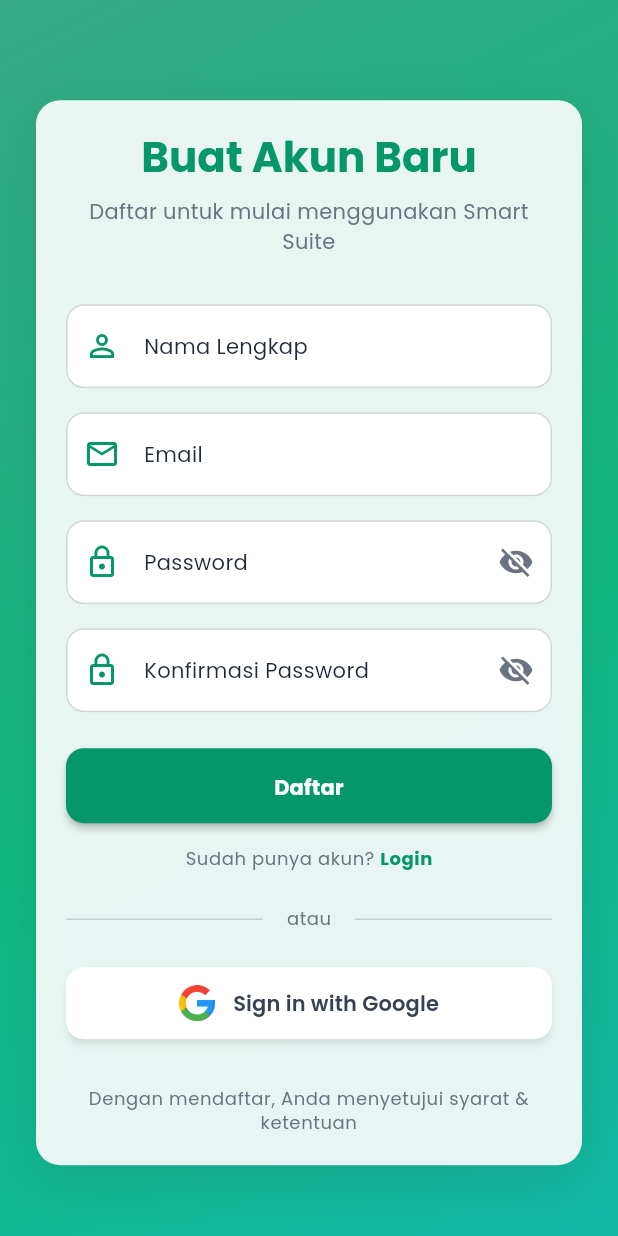
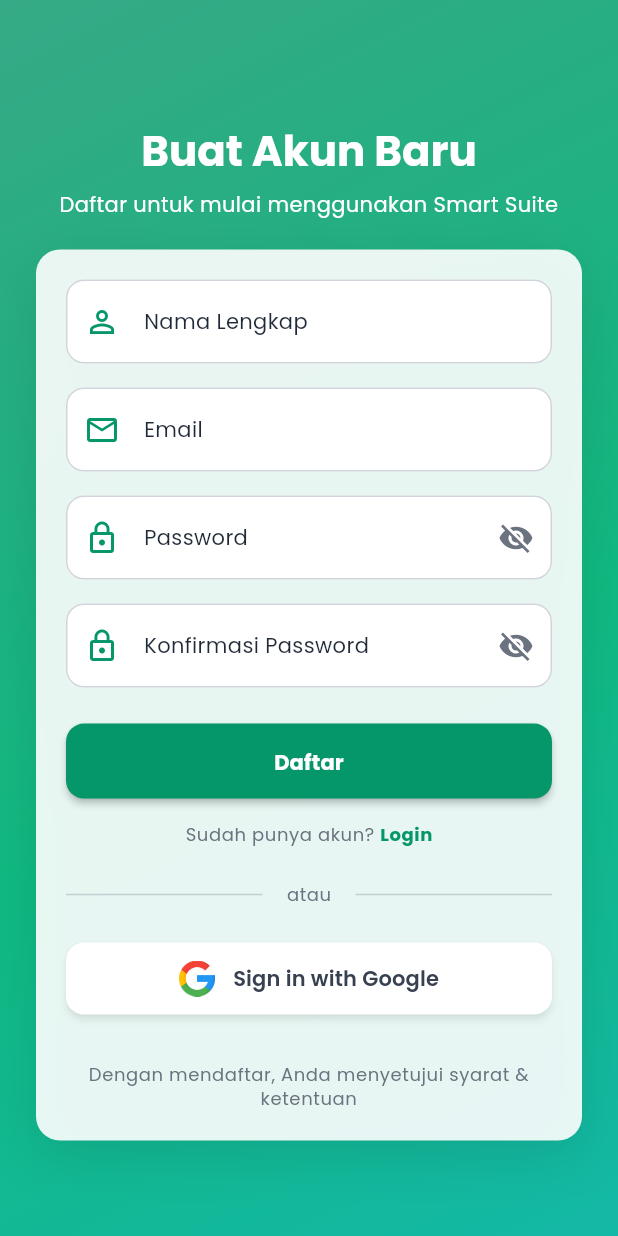
Before and after one commit to Ramadhan1710/gen-surat, a Flutter app: the screen it shows after launch, after a tap on "Login", after a tap on "Daftar", on a phone screen of 412 x 824 dp. Run offline on Flutter 3.47's test engine with Material 3 defaults, Android fonts, the phone set to English and light mode, and no system bars; our stand-ins replace dio, flutter_dotenv, flutter_local_notifications, get, google_fonts, google_sign_in and 7 more; missing offline and left inert: flutter_inappwebview; accounts and stored records are empty; statements that could not run were skipped.

Commit message:
feat(auth): refactor login and register pages for improved structure and readability

```diff
--- a/lib/presentation/pages/auth/login_page.dart
+++ b/lib/presentation/pages/auth/login_page.dart
@@ -76,7 +76,18 @@ class _LoginPageState extends State<LoginPage>
         children: [
           AuthBackground(isDark: isDark),
 
-          SafeArea(
+          _buildContent(isDark, context, authViewModel),
+        ],
+      ),
+    );
+  }
+
+  Widget _buildContent(
+    bool isDark,
+    BuildContext context,
+    AuthViewModel authViewModel,
+  ) {
+    return SafeArea(
       child: Center(
         child: SingleChildScrollView(
           padding: const EdgeInsets.symmetric(horizontal: 24.0),
@@ -89,31 +100,9 @@ class _LoginPageState extends State<LoginPage>
                 children: [
                   AuthLogo(isDark: isDark),
                   const SizedBox(height: 10),
-                        Text(
-                          'Smart Suite',
-                          style: AppTextStyles.headlineLarge.copyWith(
-                            color:
-                                isDark
-                                    ? AppColors.darkOnSurface
-                                    : AppColors.lightOnPrimary,
-                            fontWeight: FontWeight.bold,
-                          ),
-                        ),
+                  _buildTitleApp(isDark),
 
-                        Text(
-                          'Generate surat dengan mudah',
-                          textAlign: TextAlign.center,
-                          style: AppTextStyles.bodyLarge.copyWith(
-                            color:
-                                isDark
-                                    ? AppColors.darkOnSurface.withValues(
-                                      alpha: 0.7,
-                                    )
-                                    : AppColors.lightOnPrimary.withValues(
-                                      alpha: 0.8,
-                                    ),
-                          ),
-                        ),
+                  _buildDescriptionLogin(isDark),
 
                   const SizedBox(height: 20),
 
@@ -124,8 +113,28 @@ class _LoginPageState extends State<LoginPage>
           ),
         ),
       ),
+    );
+  }
+
+  Text _buildDescriptionLogin(bool isDark) {
+    return Text(
+      'Masuk untuk melanjutkan ke Smart Suite',
+      textAlign: TextAlign.center,
+      style: AppTextStyles.bodyMedium.copyWith(
+        color:
+            isDark
+                ? AppColors.darkOnSurface.withValues(alpha: 0.7)
+                : AppColors.lightOnPrimary.withValues(alpha: 0.8),
       ),
-        ],
+    );
+  }
+
+  Text _buildTitleApp(bool isDark) {
+    return Text(
+      'Smart Suite',
+      style: AppTextStyles.headlineMedium.copyWith(
+        color: isDark ? AppColors.darkOnSurface : AppColors.lightOnPrimary,
+        fontWeight: FontWeight.bold,
       ),
     );
   }
--- a/lib/presentation/pages/auth/register_page.dart
+++ b/lib/presentation/pages/auth/register_page.dart
@@ -61,7 +61,6 @@ class _RegisterPageState extends State<RegisterPage>
     super.dispose();
   }
 
-
   void _navigateToLogin() {
     Get.back();
   }
@@ -76,7 +75,18 @@ class _RegisterPageState extends State<RegisterPage>
         children: [
           AuthBackground(isDark: isDark),
 
-          SafeArea(
+          _buildContent(context, authViewModel, isDark),
+        ],
+      ),
+    );
+  }
+
+  Widget _buildContent(
+    BuildContext context,
+    AuthViewModel authViewModel,
+    bool isDark,
+  ) {
+    return SafeArea(
       child: Center(
         child: SingleChildScrollView(
           padding: const EdgeInsets.symmetric(horizontal: 24.0),
@@ -87,6 +97,11 @@ class _RegisterPageState extends State<RegisterPage>
               child: Column(
                 mainAxisAlignment: MainAxisAlignment.center,
                 children: [
+                  _buildTitle(isDark),
+                  const SizedBox(height: 8),
+
+                  _buildDescription(isDark),
+                  const SizedBox(height: 20),
                   _buildRegisterCard(context, authViewModel, isDark),
                 ],
               ),
@@ -94,8 +109,28 @@ class _RegisterPageState extends State<RegisterPage>
           ),
         ),
       ),
+    );
+  }
+
+  Text _buildDescription(bool isDark) {
+    return Text(
+      'Daftar untuk mulai menggunakan Smart Suite',
+      textAlign: TextAlign.center,
+      style: AppTextStyles.bodyMedium.copyWith(
+        color:
+            isDark
+                ? AppColors.darkOnSurface.withValues(alpha: 0.7)
+                : AppColors.lightOnPrimary,
       ),
-        ],
+    );
+  }
+
+  Text _buildTitle(bool isDark) {
+    return Text(
+      'Buat Akun Baru',
+      style: AppTextStyles.headlineMedium.copyWith(
+        color: isDark ? AppColors.darkOnSurface : AppColors.lightOnPrimary,
+        fontWeight: FontWeight.bold,
       ),
     );
   }
@@ -129,28 +164,6 @@ class _RegisterPageState extends State<RegisterPage>
           child: Column(
             mainAxisSize: MainAxisSize.min,
             children: [
-              Text(
-                'Buat Akun Baru',
-                style: AppTextStyles.headlineMedium.copyWith(
-                  color:
-                      isDark ? AppColors.darkOnSurface : AppColors.lightPrimary,
-                  fontWeight: FontWeight.bold,
-                ),
-              ),
-              const SizedBox(height: 8),
-
-              Text(
-                'Daftar untuk mulai menggunakan Smart Suite',
-                textAlign: TextAlign.center,
-                style: AppTextStyles.bodyMedium.copyWith(
-                  color:
-                      isDark
-                          ? AppColors.darkOnSurface.withValues(alpha: 0.7)
-                          : AppColors.grey,
-                ),
-              ),
-              const SizedBox(height: 32),
-
               Obx(() {
                 if (authViewModel.isLoading) {
                   return AuthLoadingState(
--- a/lib/presentation/pages/auth/widgets/auth_background.dart
+++ b/lib/presentation/pages/auth/widgets/auth_background.dart
@@ -2,17 +2,10 @@ import 'dart:math' as math;
 import 'package:flutter/material.dart';
 import '../../../../core/themes/app_colors.dart';
 
-/// Widget untuk background gradient yang animated
-///
-/// PRINSIP: Single Responsibility - hanya handle background
-/// KEUNTUNGAN: Bisa dipakai di login_page DAN register_page
 class AuthBackground extends StatelessWidget {
   final bool isDark;
 
-  const AuthBackground({
-    super.key,
-    required this.isDark,
-  });
+  const AuthBackground({super.key, required this.isDark});
 
   @override
   Widget build(BuildContext context) {
--- a/lib/presentation/pages/auth/widgets/auth_divider.dart
+++ b/lib/presentation/pages/auth/widgets/auth_divider.dart
@@ -2,18 +2,11 @@ import 'package:flutter/material.dart';
 import '../../../../core/themes/app_colors.dart';
 import '../../../../core/themes/app_text_styles.dart';
 
-/// Divider dengan text di tengah (atau)
-///
-/// PRINSIP: Reusability - dipakai untuk memisahkan method login
 class AuthDivider extends StatelessWidget {
   final bool isDark;
   final String text;
 
-  const AuthDivider({
-    super.key,
-    required this.isDark,
-    this.text = 'atau',
-  });
+  const AuthDivider({super.key, required this.isDark, this.text = 'atau'});
 
   @override
   Widget build(BuildContext context) {
--- a/lib/presentation/pages/auth/widgets/auth_loading_state.dart
+++ b/lib/presentation/pages/auth/widgets/auth_loading_state.dart
@@ -2,7 +2,6 @@ import 'package:flutter/material.dart';
 import '../../../../core/themes/app_colors.dart';
 import '../../../../core/themes/app_text_styles.dart';
 
-/// Widget untuk loading state saat proses authentication
 class AuthLoadingState extends StatelessWidget {
   final bool isDark;
   final String message;
--- a/lib/presentation/pages/auth/widgets/email_login_form.dart
+++ b/lib/presentation/pages/auth/widgets/email_login_form.dart
@@ -4,12 +4,6 @@ import '../../../../core/themes/app_text_styles.dart';
 import '../../../viewmodels/auth/auth_viewmodel.dart';
 import 'auth_text_field.dart';
 
-/// Form untuk login dengan email & password
-///
-/// PRINSIP:
-/// - Single Responsibility: hanya handle email/password login
-/// - Encapsulation: form validation logic di dalam widget ini
-/// - Reusability: bisa dipakai dimana saja
 class EmailLoginForm extends StatefulWidget {
   final AuthViewModel authViewModel;
   final bool isDark;
```
Also changed, not shown: lib/presentation/pages/auth/widgets/auth_error_message.dart (+1 -6 lines). Lines whose indentation alone changed are shown as unchanged.
